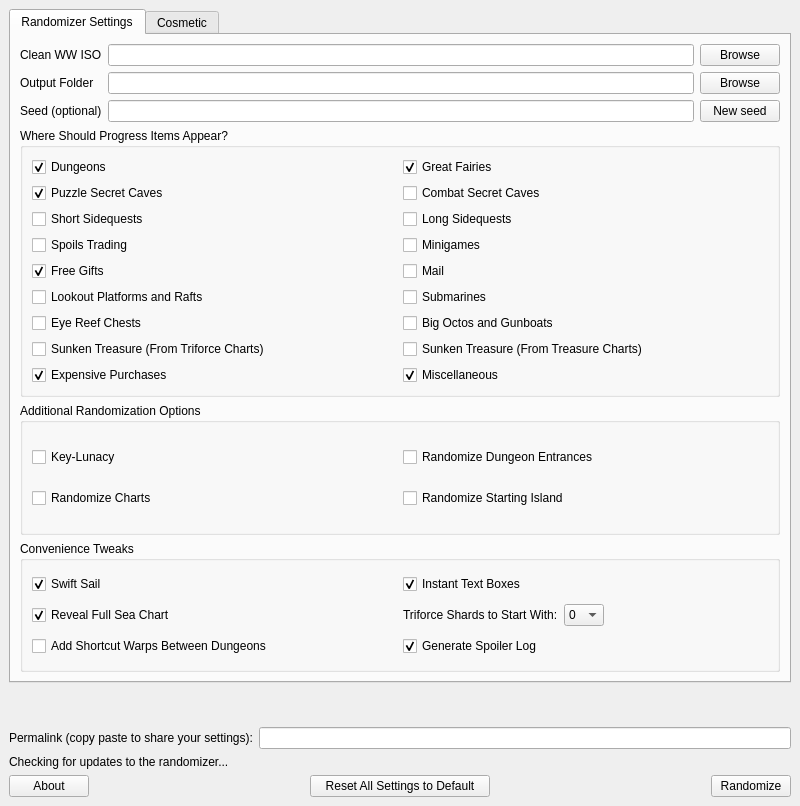
LagoLunatic/wwrando, file ui/randomizer_window.ui: the form before one commit.
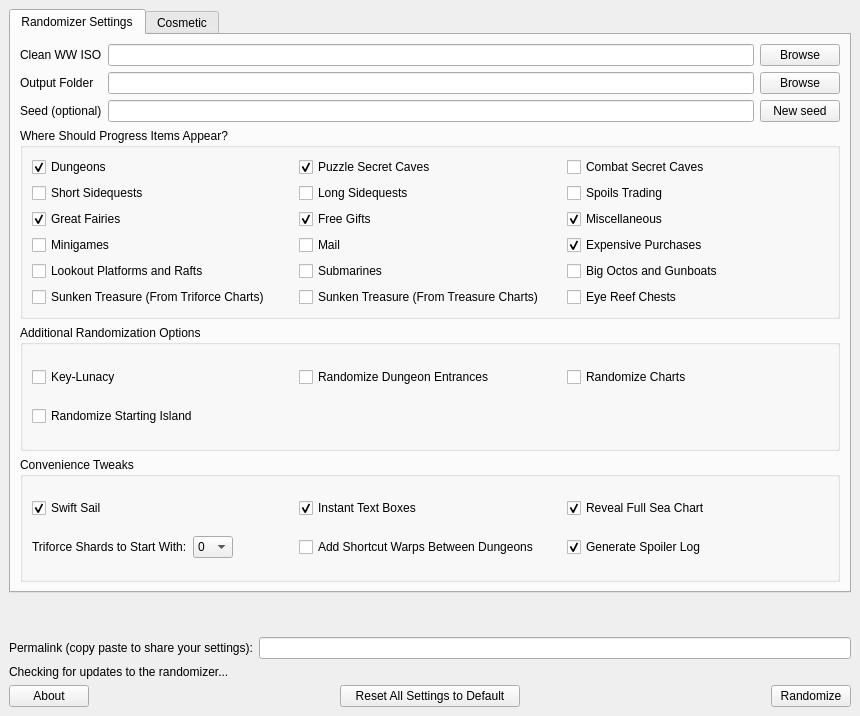
The form after the commit.

Commit message: Change UI layout and add scrollarea so it works better on lowres monitors

```diff
--- a/ui/randomizer_window.ui
+++ b/ui/randomizer_window.ui
@@ -6,8 +6,8 @@
    <rect>
     <x>0</x>
     <y>0</y>
-    <width>800</width>
-    <height>806</height>
+    <width>860</width>
+    <height>716</height>
    </rect>
   </property>
   <property name="windowTitle">
@@ -16,6 +16,27 @@
   <widget class="QWidget" name="centralwidget">
    <layout class="QVBoxLayout" name="verticalLayout">
     <item>
+     <widget class="QScrollArea" name="scrollArea">
+      <property name="frameShape">
+       <enum>QFrame::NoFrame</enum>
+      </property>
+      <property name="widgetResizable">
+       <bool>true</bool>
+      </property>
+      <widget class="QWidget" name="scrollAreaWidgetContents_3">
+       <property name="geometry">
+        <rect>
+         <x>0</x>
+         <y>0</y>
+         <width>838</width>
+         <height>564</height>
+        </rect>
+       </property>
+       <layout class="QVBoxLayout" name="verticalLayout_4">
+        <property name="margin">
+         <number>0</number>
+        </property>
+        <item>
      <widget class="QTabWidget" name="tabWidget">
       <property name="currentIndex">
        <number>0</number>
@@ -37,6 +58,9 @@
             </property>
            </widget>
           </item>
+              <item row="0" column="1">
+               <widget class="QLineEdit" name="clean_iso_path"/>
+              </item>
           <item row="1" column="0">
            <widget class="QLabel" name="label_2">
             <property name="text">
@@ -44,12 +68,16 @@
             </property>
            </widget>
           </item>
-          <item row="0" column="1">
-           <widget class="QLineEdit" name="clean_iso_path"/>
-          </item>
           <item row="1" column="1">
            <widget class="QLineEdit" name="output_folder"/>
           </item>
+              <item row="1" column="2">
+               <widget class="QPushButton" name="output_folder_browse_button">
+                <property name="text">
+                 <string>Browse</string>
+                </property>
+               </widget>
+              </item>
           <item row="2" column="0">
            <widget class="QLabel" name="label_3">
             <property name="text">
@@ -57,20 +85,6 @@
             </property>
            </widget>
           </item>
-          <item row="0" column="2">
-           <widget class="QPushButton" name="clean_iso_path_browse_button">
-            <property name="text">
-             <string>Browse</string>
-            </property>
-           </widget>
-          </item>
-          <item row="1" column="2">
-           <widget class="QPushButton" name="output_folder_browse_button">
-            <property name="text">
-             <string>Browse</string>
-            </property>
-           </widget>
-          </item>
           <item row="2" column="2">
            <widget class="QPushButton" name="generate_seed_button">
             <property name="text">
@@ -78,6 +92,13 @@
             </property>
            </widget>
           </item>
+              <item row="0" column="2">
+               <widget class="QPushButton" name="clean_iso_path_browse_button">
+                <property name="text">
+                 <string>Browse</string>
+                </property>
+               </widget>
+              </item>
          </layout>
         </item>
         <item>
@@ -86,37 +107,6 @@
            <string>Where Should Progress Items Appear?</string>
           </property>
           <layout class="QGridLayout" name="gridLayout_2">
-           <item row="9" column="1">
-            <widget class="QCheckBox" name="progression_misc">
-             <property name="text">
-              <string>Miscellaneous</string>
-             </property>
-             <property name="checked">
-              <bool>true</bool>
-             </property>
-            </widget>
-           </item>
-           <item row="2" column="0">
-            <widget class="QCheckBox" name="progression_short_sidequests">
-             <property name="text">
-              <string>Short Sidequests</string>
-             </property>
-            </widget>
-           </item>
-           <item row="5" column="0">
-            <widget class="QCheckBox" name="progression_platforms_rafts">
-             <property name="text">
-              <string>Lookout Platforms and Rafts</string>
-             </property>
-            </widget>
-           </item>
-           <item row="6" column="1">
-            <widget class="QCheckBox" name="progression_big_octos_gunboats">
-             <property name="text">
-              <string>Big Octos and Gunboats</string>
-             </property>
-            </widget>
-           </item>
            <item row="5" column="1">
             <widget class="QCheckBox" name="progression_submarines">
              <property name="text">
@@ -127,6 +117,20 @@
              </property>
             </widget>
            </item>
+               <item row="5" column="0">
+                <widget class="QCheckBox" name="progression_platforms_rafts">
+                 <property name="text">
+                  <string>Lookout Platforms and Rafts</string>
+                 </property>
+                </widget>
+               </item>
+               <item row="2" column="0">
+                <widget class="QCheckBox" name="progression_short_sidequests">
+                 <property name="text">
+                  <string>Short Sidequests</string>
+                 </property>
+                </widget>
+               </item>
            <item row="0" column="0">
             <widget class="QCheckBox" name="progression_dungeons">
              <property name="text">
@@ -137,37 +141,6 @@
              </property>
             </widget>
            </item>
-           <item row="9" column="0">
-            <widget class="QCheckBox" name="progression_expensive_purchases">
-             <property name="text">
-              <string>Expensive Purchases</string>
-             </property>
-             <property name="checked">
-              <bool>true</bool>
-             </property>
-            </widget>
-           </item>
-           <item row="6" column="0">
-            <widget class="QCheckBox" name="progression_eye_reef_chests">
-             <property name="text">
-              <string>Eye Reef Chests</string>
-             </property>
-            </widget>
-           </item>
-           <item row="3" column="0">
-            <widget class="QCheckBox" name="progression_spoils_trading">
-             <property name="text">
-              <string>Spoils Trading</string>
-             </property>
-            </widget>
-           </item>
-           <item row="3" column="1">
-            <widget class="QCheckBox" name="progression_minigames">
-             <property name="text">
-              <string>Minigames</string>
-             </property>
-            </widget>
-           </item>
            <item row="2" column="1">
             <widget class="QCheckBox" name="progression_long_sidequests">
              <property name="text">
@@ -175,40 +148,6 @@
              </property>
             </widget>
            </item>
-           <item row="1" column="0">
-            <widget class="QCheckBox" name="progression_puzzle_secret_caves">
-             <property name="text">
-              <string>Puzzle Secret Caves</string>
-             </property>
-             <property name="checked">
-              <bool>true</bool>
-             </property>
-            </widget>
-           </item>
-           <item row="0" column="1">
-            <widget class="QCheckBox" name="progression_great_fairies">
-             <property name="text">
-              <string>Great Fairies</string>
-             </property>
-             <property name="checked">
-              <bool>true</bool>
-             </property>
-            </widget>
-           </item>
-           <item row="1" column="1">
-            <widget class="QCheckBox" name="progression_combat_secret_caves">
-             <property name="text">
-              <string>Combat Secret Caves</string>
-             </property>
-            </widget>
-           </item>
-           <item row="7" column="0">
-            <widget class="QCheckBox" name="progression_triforce_charts">
-             <property name="text">
-              <string>Sunken Treasure (From Triforce Charts)</string>
-             </property>
-            </widget>
-           </item>
            <item row="7" column="1">
             <widget class="QCheckBox" name="progression_treasure_charts">
              <property name="text">
@@ -216,13 +155,10 @@
              </property>
             </widget>
            </item>
-           <item row="4" column="0">
-            <widget class="QCheckBox" name="progression_free_gifts">
+               <item row="7" column="0">
+                <widget class="QCheckBox" name="progression_triforce_charts">
              <property name="text">
-              <string>Free Gifts</string>
-             </property>
-             <property name="checked">
-              <bool>true</bool>
+                  <string>Sunken Treasure (From Triforce Charts)</string>
              </property>
             </widget>
            </item>
@@ -233,6 +169,91 @@
              </property>
             </widget>
            </item>
+               <item row="2" column="2">
+                <widget class="QCheckBox" name="progression_spoils_trading">
+                 <property name="text">
+                  <string>Spoils Trading</string>
+                 </property>
+                </widget>
+               </item>
+               <item row="3" column="0">
+                <widget class="QCheckBox" name="progression_great_fairies">
+                 <property name="text">
+                  <string>Great Fairies</string>
+                 </property>
+                 <property name="checked">
+                  <bool>true</bool>
+                 </property>
+                </widget>
+               </item>
+               <item row="0" column="1">
+                <widget class="QCheckBox" name="progression_puzzle_secret_caves">
+                 <property name="text">
+                  <string>Puzzle Secret Caves</string>
+                 </property>
+                 <property name="checked">
+                  <bool>true</bool>
+                 </property>
+                </widget>
+               </item>
+               <item row="0" column="2">
+                <widget class="QCheckBox" name="progression_combat_secret_caves">
+                 <property name="text">
+                  <string>Combat Secret Caves</string>
+                 </property>
+                </widget>
+               </item>
+               <item row="3" column="1">
+                <widget class="QCheckBox" name="progression_free_gifts">
+                 <property name="text">
+                  <string>Free Gifts</string>
+                 </property>
+                 <property name="checked">
+                  <bool>true</bool>
+                 </property>
+                </widget>
+               </item>
+               <item row="3" column="2">
+                <widget class="QCheckBox" name="progression_misc">
+                 <property name="text">
+                  <string>Miscellaneous</string>
+                 </property>
+                 <property name="checked">
+                  <bool>true</bool>
+                 </property>
+                </widget>
+               </item>
+               <item row="4" column="0">
+                <widget class="QCheckBox" name="progression_minigames">
+                 <property name="text">
+                  <string>Minigames</string>
+                 </property>
+                </widget>
+               </item>
+               <item row="4" column="2">
+                <widget class="QCheckBox" name="progression_expensive_purchases">
+                 <property name="text">
+                  <string>Expensive Purchases</string>
+                 </property>
+                 <property name="checked">
+                  <bool>true</bool>
+                 </property>
+                </widget>
+               </item>
+               <item row="5" column="2">
+                <widget class="QCheckBox" name="progression_big_octos_gunboats">
+                 <property name="text">
+                  <string>Big Octos and Gunboats</string>
+                 </property>
+                </widget>
+               </item>
+               <item row="7" column="2">
+                <widget class="QCheckBox" name="progression_eye_reef_chests">
+                 <property name="text">
+                  <string>Eye Reef Chests</string>
+                 </property>
+                </widget>
+               </item>
           </layout>
          </widget>
         </item>
@@ -249,13 +270,6 @@
              </property>
             </widget>
            </item>
-           <item row="1" column="1">
-            <widget class="QCheckBox" name="randomize_starting_island">
-             <property name="text">
-              <string>Randomize Starting Island</string>
-             </property>
-            </widget>
-           </item>
            <item row="0" column="1">
             <widget class="QCheckBox" name="randomize_dungeon_entrances">
              <property name="text">
@@ -263,13 +277,20 @@
              </property>
             </widget>
            </item>
-           <item row="1" column="0">
+               <item row="0" column="2">
             <widget class="QCheckBox" name="randomize_charts">
              <property name="text">
               <string>Randomize Charts</string>
              </property>
             </widget>
            </item>
+               <item row="1" column="0">
+                <widget class="QCheckBox" name="randomize_starting_island">
+                 <property name="text">
+                  <string>Randomize Starting Island</string>
+                 </property>
+                </widget>
+               </item>
           </layout>
          </widget>
         </item>
@@ -279,16 +300,6 @@
            <string>Convenience Tweaks</string>
           </property>
           <layout class="QGridLayout" name="gridLayout_4">
-           <item row="1" column="0">
-            <widget class="QCheckBox" name="reveal_full_sea_chart">
-             <property name="text">
-              <string>Reveal Full Sea Chart</string>
-             </property>
-             <property name="checked">
-              <bool>true</bool>
-             </property>
-            </widget>
-           </item>
            <item row="0" column="0">
             <widget class="QCheckBox" name="swift_sail">
              <property name="text">
@@ -299,6 +310,16 @@
              </property>
             </widget>
            </item>
+               <item row="0" column="2">
+                <widget class="QCheckBox" name="reveal_full_sea_chart">
+                 <property name="text">
+                  <string>Reveal Full Sea Chart</string>
+                 </property>
+                 <property name="checked">
+                  <bool>true</bool>
+                 </property>
+                </widget>
+               </item>
            <item row="0" column="1">
             <widget class="QCheckBox" name="instant_text_boxes">
              <property name="text">
@@ -309,14 +330,17 @@
              </property>
             </widget>
            </item>
-           <item row="2" column="0">
-            <widget class="QCheckBox" name="add_shortcut_warps_between_dungeons">
+               <item row="1" column="2">
+                <widget class="QCheckBox" name="generate_spoiler_log">
              <property name="text">
-              <string>Add Shortcut Warps Between Dungeons</string>
+                  <string>Generate Spoiler Log</string>
+                 </property>
+                 <property name="checked">
+                  <bool>true</bool>
              </property>
             </widget>
            </item>
-           <item row="1" column="1">
+               <item row="1" column="0">
             <layout class="QHBoxLayout" name="horizontalLayout_2">
              <item>
               <widget class="QLabel" name="label_for_num_starting_triforce_shards">
@@ -391,13 +415,10 @@
              </item>
             </layout>
            </item>
-           <item row="2" column="1">
-            <widget class="QCheckBox" name="generate_spoiler_log">
+               <item row="1" column="1">
+                <widget class="QCheckBox" name="add_shortcut_warps_between_dungeons">
              <property name="text">
-              <string>Generate Spoiler Log</string>
-             </property>
-             <property name="checked">
-              <bool>true</bool>
+                  <string>Add Shortcut Warps Between Dungeons</string>
              </property>
             </widget>
            </item>
@@ -456,6 +477,10 @@
       </widget>
      </widget>
     </item>
+       </layout>
+      </widget>
+     </widget>
+    </item>
     <item>
      <widget class="QLabel" name="option_description">
       <property name="minimumSize">
```
Left out of the diff: 39 changed lines with no effect on the pictures. Lines whose indentation alone changed are shown as unchanged. The commit also changes 1 other file.
